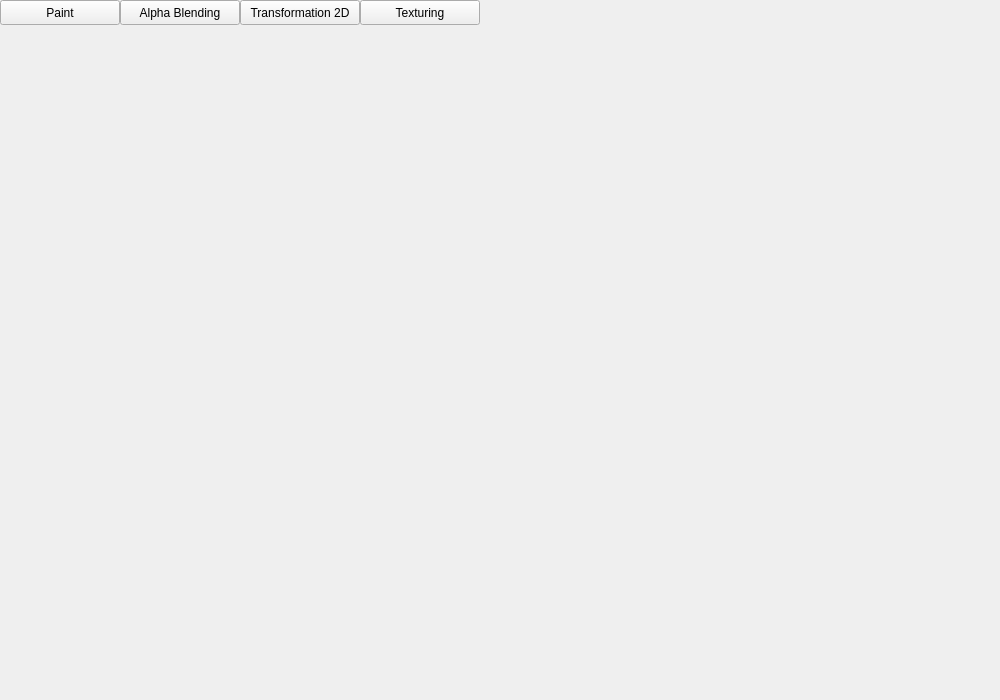
Before: the Qt Designer form mainwindow.ui in RafikFafik/miniGimp, drawn with Qt 5.
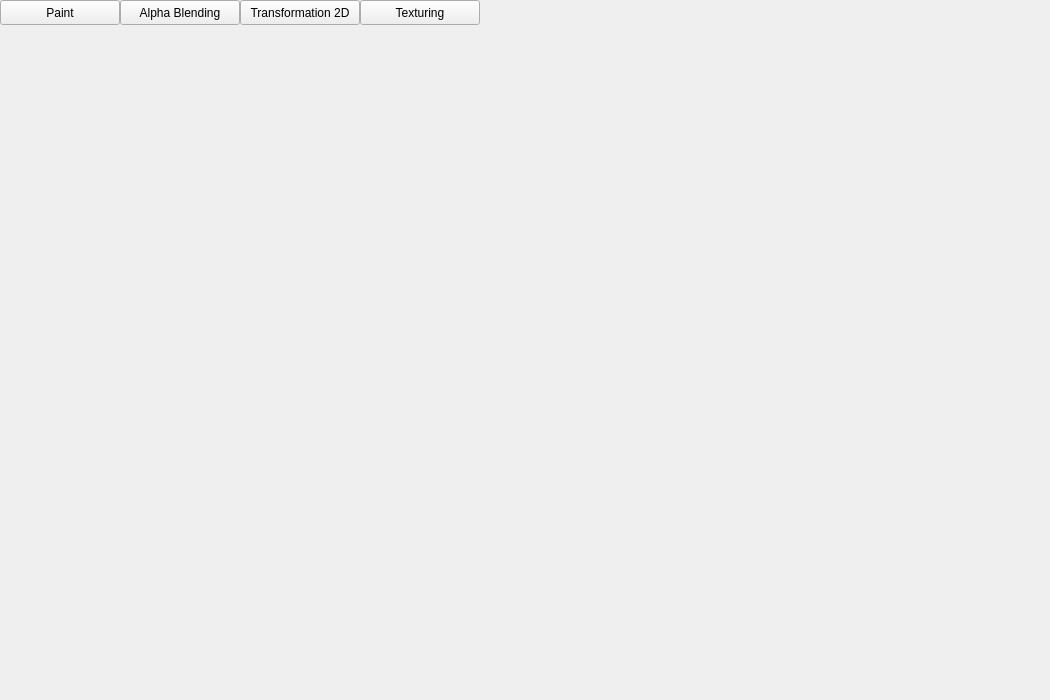
After: the same form once the commit is applied.

Diff of the .ui file:
```diff
--- a/mainwindow.ui
+++ b/mainwindow.ui
@@ -6,7 +6,7 @@
    <rect>
     <x>0</x>
     <y>0</y>
-    <width>1000</width>
+    <width>1050</width>
     <height>700</height>
    </rect>
   </property>
@@ -35,8 +35,8 @@
      <rect>
       <x>50</x>
       <y>50</y>
-      <width>950</width>
-      <height>500</height>
+      <width>1050</width>
+      <height>550</height>
      </rect>
     </property>
     <property name="autoFillBackground">
```
